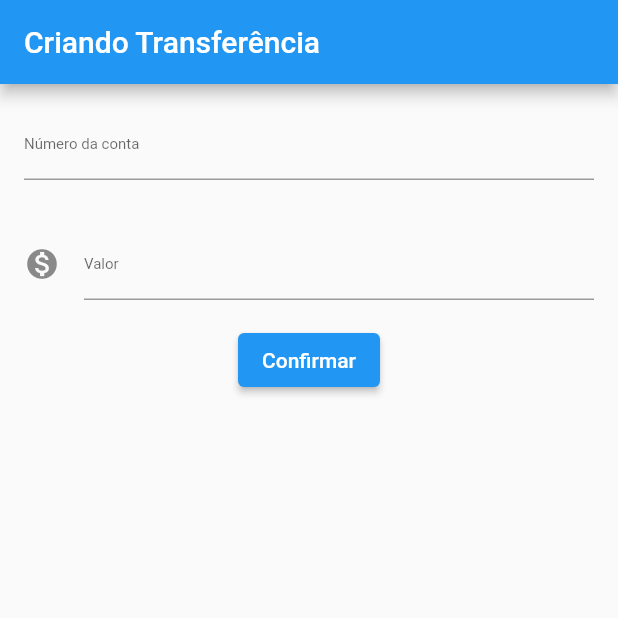
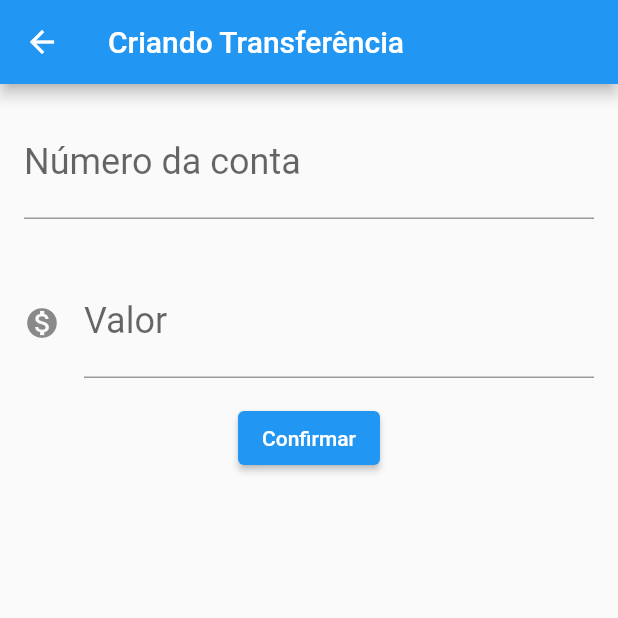
Before and after one commit to luucasor/bytebank, a Flutter app: the FormularioTransferencia screen opened directly, after a tap on "Confirmar", on a phone screen of 412 x 824 dp, the top half of it. Run offline on Flutter 3.47's test engine with Material 2 defaults, Android fonts, the phone set to English and light mode, and no system bars.

```diff
--- a/lib/main.dart
+++ b/lib/main.dart
@@ -10,22 +10,30 @@ class BytebankApp extends StatelessWidget {
   Widget build(BuildContext context) {
     return MaterialApp(
       home: Scaffold(
-        body: FormularioTransferencia(),
+        body: ListaTransferencias(),
       ),
     );
   }
 }
 
-class FormularioTransferencia extends StatelessWidget {
-  final TextEditingController _controladorCampoNumeroConta =
-      TextEditingController();
+class FormularioTransferencia extends StatefulWidget {
+  @override
+  State<StatefulWidget> createState() {
+    return FormularioTransferenciaState();
+  }
+}
+
+class FormularioTransferenciaState extends State<FormularioTransferencia>{
+
+  final TextEditingController _controladorCampoNumeroConta = TextEditingController();
   final TextEditingController _controladorCampoValor = TextEditingController();
 
   @override
   Widget build(BuildContext context) {
     return Scaffold(
       appBar: AppBar(title: Text('Criando Transferência')),
-      body: Column(
+      body: SingleChildScrollView(
+        child: Column(
           children: <Widget>[
             Editor(
               controlador: _controladorCampoNumeroConta,
@@ -33,26 +41,29 @@ class FormularioTransferencia extends StatelessWidget {
               rotulo: 'Número da conta',
             ),
             Editor(
+              dica: '0.00',
               controlador: _controladorCampoValor,
               rotulo: 'Valor',
-            dica: '0.00',
               icone: Icons.monetization_on,
             ),
             ElevatedButton(
               child: Text('Confirmar'),
-            onPressed: () => _criaTransferencia(),
+              onPressed: () => _criaTransferencia(context),
             )
           ],
+        ),
       ),
     );
   }
 
-  void _criaTransferencia() {
-    final int? numero = int.tryParse(_controladorCampoNumeroConta.text);
+  void _criaTransferencia(BuildContext context) {
+    final int? numeroConta = int.tryParse(_controladorCampoNumeroConta.text);
     final double? valor = double.tryParse(_controladorCampoValor.text);
-    if (numero != null && valor != null) {
-      final transferenciaCriada = Transferencia(valor, numero);
+    if (numeroConta != null && valor != null) {
+      final transferenciaCriada = Transferencia(valor, numeroConta);
+      debugPrint('Criando transferência');
       debugPrint('$transferenciaCriada');
+      Navigator.pop(context, transferenciaCriada);
     }
   }
 }
@@ -71,7 +82,7 @@ class Editor extends StatelessWidget {
       padding: const EdgeInsets.all(16.0),
       child: TextField(
         controller: controlador,
-        style: TextStyle(fontSize: 10.0),
+        style: TextStyle(fontSize: 24.0),
         decoration: InputDecoration(
           icon: icone != null ? Icon(icone) : null,
           labelText: rotulo,
@@ -83,23 +94,44 @@ class Editor extends StatelessWidget {
   }
 }
 
-class ListaTransferencias extends StatelessWidget {
+class ListaTransferencias extends StatefulWidget {
+  final List<Transferencia> _transferencias = [];
+
+  @override
+  State<StatefulWidget> createState() {
+    return ListaTransferenciasState();
+  }
+}
+
+class ListaTransferenciasState extends State<ListaTransferencias>{
+
   @override
   Widget build(BuildContext context) {
     return Scaffold(
       appBar: AppBar(
         title: Text('Transferências'),
       ),
-      body: Column(
-        children: [
-          ItemTransferencia(Transferencia(100.0, 1000)),
-          ItemTransferencia(Transferencia(200.0, 1001)),
-          ItemTransferencia(Transferencia(300.0, 2000)),
-        ],
+      body: ListView.builder(
+        itemCount: widget._transferencias.length,
+        itemBuilder: (context, indice) {
+          final transferencia = widget._transferencias[indice];
+          return ItemTransferencia(transferencia);
+        },
       ),
       floatingActionButton: FloatingActionButton(
         child: Icon(Icons.add),
-        onPressed: null,
+        onPressed: (){
+          final Future future = Navigator.push(context, MaterialPageRoute(builder: (context) {
+            return FormularioTransferencia();
+          }));
+          future.then((transferenciaRecebida){
+            if(transferenciaRecebida != null) {
+              setState(() {
+                widget._transferencias.add(transferenciaRecebida);
+              });
+            }
+          });
+        },
       ),
     );
   }
```
Lines whose indentation alone changed are shown as unchanged.
